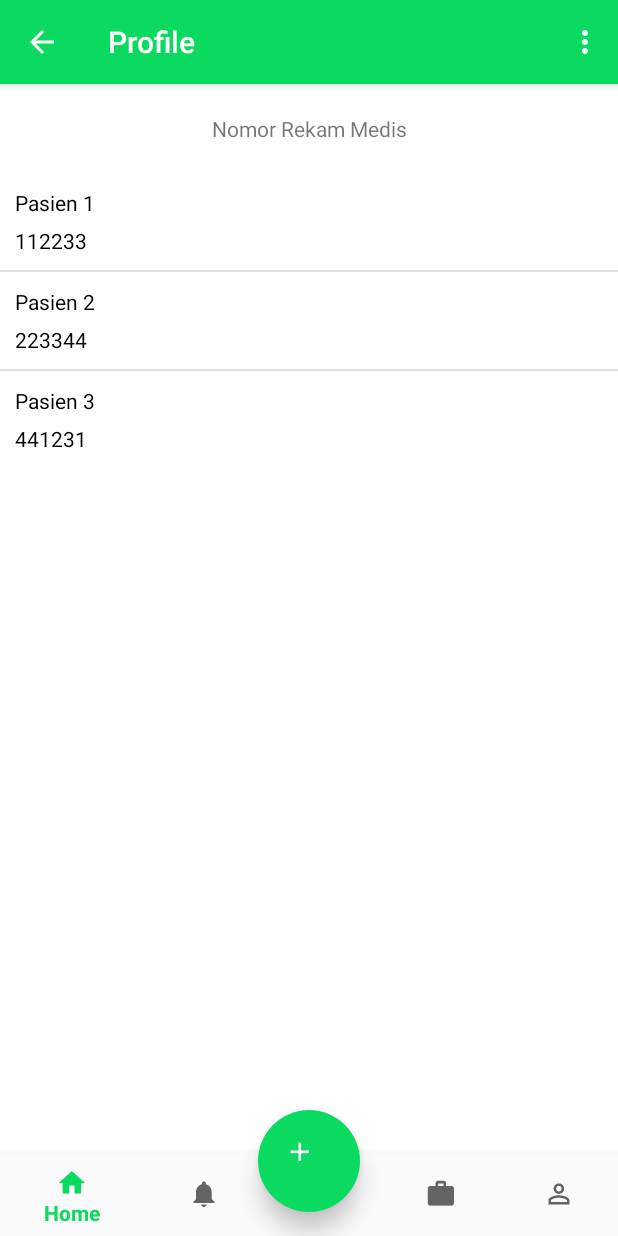
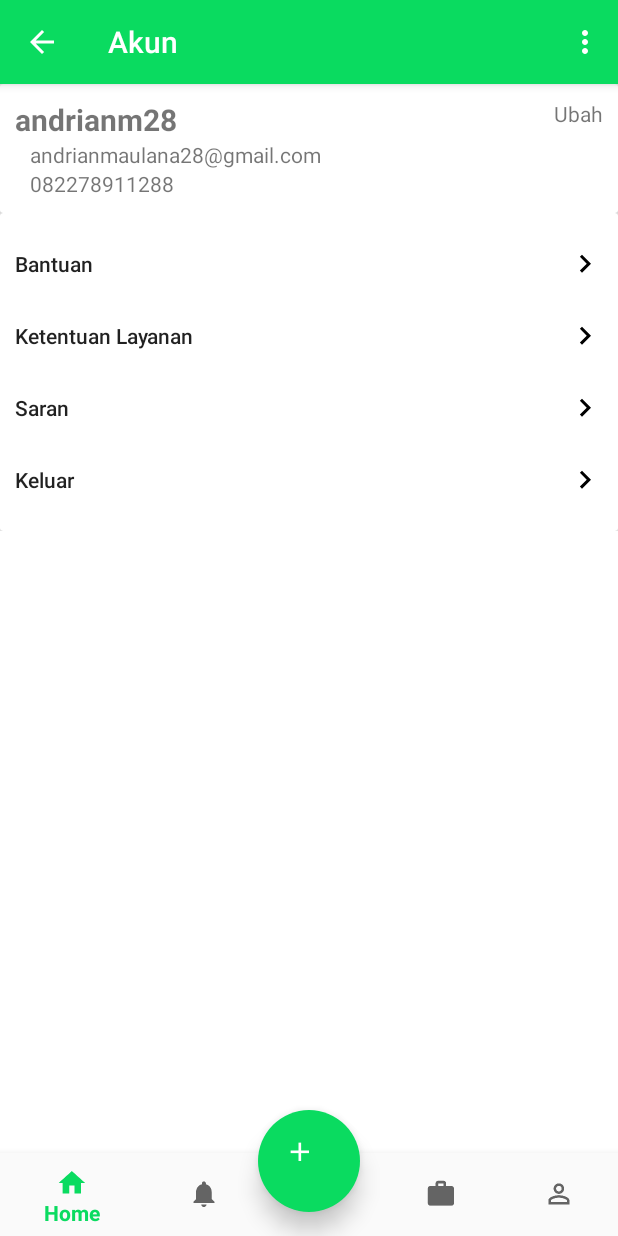
Before and after one commit to andrianm28/QhopesAndroid, an Android app: the fragment ProfilNavFragment placed in its activity, on a phone screen of 412 x 824 dp. Run offline under Robolectric (Android 15) with nearby library versions, the light colour scheme and no system bars; libraries missing offline, so code that uses them is left out: com.synnapps.carouselview; 3 statements that could not run were skipped.

Commit message:
frontend: profile nav

```diff
--- a/app/src/main/java/com/qtasnim/qhopes/Components.java
+++ b/app/src/main/java/com/qtasnim/qhopes/Components.java
@@ -17,7 +17,7 @@ public class Components {
 //                .setActionBarTitle(getString(R.string.title_diagnosis));
 //    }
 
-    private void centerTitle() {
+    public void centerTitle() {
         ArrayList<View> textViews = new ArrayList<>();
 
         if(textViews.size() > 0) {
--- a/app/src/main/java/com/qtasnim/qhopes/MenuHariIniFragment.java
+++ b/app/src/main/java/com/qtasnim/qhopes/MenuHariIniFragment.java
@@ -14,7 +14,7 @@ import android.widget.Button;
 import android.widget.TextView;
 
 import com.qtasnim.qhopes.adapters.MenuHariiniAdapter2;
-import com.qtasnim.qhopes.model.MenuHariiniModel;
+import com.qtasnim.qhopes.models.MenuHariiniModel;
 
 import java.text.SimpleDateFormat;
 import java.util.ArrayList;
--- a/app/src/main/java/com/qtasnim/qhopes/adapters/MenuHariiniAdapter.java
+++ b/app/src/main/java/com/qtasnim/qhopes/adapters/MenuHariiniAdapter.java
@@ -10,7 +10,7 @@ import android.widget.Button;
 import android.widget.TextView;
 
 import com.qtasnim.qhopes.R;
-import com.qtasnim.qhopes.model.MenuHariiniModel;
+import com.qtasnim.qhopes.models.MenuHariiniModel;
 
 import java.util.ArrayList;
 
--- a/app/src/main/java/com/qtasnim/qhopes/adapters/MenuHariiniAdapter2.java
+++ b/app/src/main/java/com/qtasnim/qhopes/adapters/MenuHariiniAdapter2.java
@@ -7,7 +7,7 @@ import android.view.ViewGroup;
 import android.widget.TextView;
 
 import com.qtasnim.qhopes.R;
-import com.qtasnim.qhopes.model.MenuHariiniModel;
+import com.qtasnim.qhopes.models.MenuHariiniModel;
 
 import java.util.ArrayList;
 
--- a/app/src/main/java/com/qtasnim/qhopes/adapters/ProfilAdapter.java
+++ b/app/src/main/java/com/qtasnim/qhopes/adapters/ProfilAdapter.java
@@ -9,7 +9,7 @@ import android.widget.ArrayAdapter;
 import android.widget.TextView;
 
 import com.qtasnim.qhopes.R;
-import com.qtasnim.qhopes.model.profilpasienmodel;
+import com.qtasnim.qhopes.models.profilpasienmodel;
 
 import java.util.ArrayList;
 
--- /dev/null
+++ b/app/src/main/java/com/qtasnim/qhopes/models/AkunModel.java
@@ -0,0 +1,41 @@
+package com.qtasnim.qhopes.models;
+
+public class AkunModel {
+    String username, useremail, userphone;
+
+    public AkunModel (
+            String username,
+            String useremail,
+            String userphone
+
+    ){
+        this.username = username;
+        this.useremail = useremail;
+        this.userphone = userphone;
+
+    }
+
+    public String getUsername() {
+        return username;
+    }
+
+    public void setUsername(String username) {
+        this.username = username;
+    }
+
+    public String getUseremail() {
+        return useremail;
+    }
+
+    public void setUseremail(String useremail) {
+        this.useremail = useremail;
+    }
+
+    public String getUserphone() {
+        return userphone;
+    }
+
+    public void setUserphone(String userphone) {
+        this.userphone = userphone;
+    }
+}
--- a/app/src/main/java/com/qtasnim/qhopes/model/MenuHariiniModel.java
+++ b/app/src/main/java/com/qtasnim/qhopes/models/MenuHariiniModel.java
@@ -1,14 +1,27 @@
-package com.qtasnim.qhopes.model;
+package com.qtasnim.qhopes.models;
 
 public class MenuHariiniModel {
 
     String nama_poliklinik, nama_dokter, jam_praktek, pasien_terdaftar, pasien_terlayani, kuota_pasien, pasien_checkin;
 
+    public MenuHariiniModel(
+            String nama_poliklinik,
+            String nama_dokter,
+            String jam_praktek,
+            String pasien_terdaftar,
+            String pasien_terlayani,
+            String kuota_pasien,
+            String pasien_checkin
+    ) {
+        this.nama_poliklinik = nama_poliklinik;
+        this.nama_dokter = nama_dokter;
+        this.jam_praktek = jam_praktek;
+        this.pasien_terdaftar = pasien_terdaftar;
+        this.pasien_terlayani = pasien_terlayani;
+        this.kuota_pasien = kuota_pasien;
+        this.pasien_checkin = pasien_checkin;
+    }
 
-//    private TextView
-//            mNamaDokter,
-//            mNamaPoliklinik,
-//            mDialogDokter,
 //            mDialogPoliklinik,
 
     public String getNama_poliklinik() {
@@ -62,7 +75,6 @@ public class MenuHariiniModel {
     public String getPasien_checkin() {
         return pasien_checkin;
     }
-
     public void setPasien_checkin(String pasien_checkin) {
         this.pasien_checkin = pasien_checkin;
     }
@@ -71,24 +83,7 @@ public class MenuHariiniModel {
 //            mPasienTerdaftar,
 //            mPasienMengantri,
 //            mJamPraktek,
+
 //            mCheckin;
 
-    public MenuHariiniModel(
-            String nama_poliklinik,
-            String nama_dokter,
-            String jam_praktek,
-            String pasien_terdaftar,
-            String pasien_terlayani,
-            String kuota_pasien,
-            String pasien_checkin
-            ) {
-        this.nama_poliklinik = nama_poliklinik;
-        this.nama_dokter = nama_dokter;
-        this.jam_praktek = jam_praktek;
-        this.pasien_terdaftar = pasien_terdaftar;
-        this.pasien_terlayani = pasien_terlayani;
-        this.kuota_pasien = kuota_pasien;
-        this.pasien_checkin = pasien_checkin;
-    }
-
 }
--- a/app/src/main/java/com/qtasnim/qhopes/model/profilpasienmodel.java
+++ b/app/src/main/java/com/qtasnim/qhopes/models/profilpasienmodel.java
@@ -1,4 +1,4 @@
-package com.qtasnim.qhopes.model;
+package com.qtasnim.qhopes.models;
 
 public class profilpasienmodel {
 
--- a/app/src/main/java/com/qtasnim/qhopes/navigation/fragments/ProfilNavFragment.java
+++ b/app/src/main/java/com/qtasnim/qhopes/navigation/fragments/ProfilNavFragment.java
@@ -3,10 +3,11 @@ package com.qtasnim.qhopes.navigation.fragments;
 import android.content.Context;
 import android.net.Uri;
 import android.os.Bundle;
+import android.support.annotation.NonNull;
+import android.support.annotation.Nullable;
 import android.support.design.widget.Snackbar;
 import android.support.v4.app.Fragment;
 import android.support.v4.app.FragmentTransaction;
-import android.support.v7.app.AppCompatActivity;
 import android.view.LayoutInflater;
 import android.view.MenuItem;
 import android.view.View;
@@ -15,10 +16,11 @@ import android.widget.AdapterView;
 import android.widget.ListView;
 import android.widget.TextView;
 
+import com.qtasnim.qhopes.R;
 import com.qtasnim.qhopes.activities.MainActivity;
-import com.qtasnim.qhopes.R;
 import com.qtasnim.qhopes.adapters.ProfilAdapter;
-import com.qtasnim.qhopes.model.profilpasienmodel;
+import com.qtasnim.qhopes.models.AkunModel;
+import com.qtasnim.qhopes.models.profilpasienmodel;
 
 import java.util.ArrayList;
 
@@ -41,6 +43,7 @@ public class ProfilNavFragment extends Fragment {
     private String mParam1;
     private String mParam2;
 
+    ArrayList<AkunModel> mAkunModel = new ArrayList<AkunModel>();
     ArrayList<profilpasienmodel> mMenuHariinisData;
     ListView lv;
     private static ProfilAdapter adapter;
@@ -107,30 +110,30 @@ public class ProfilNavFragment extends Fragment {
                              Bundle savedInstanceState) {
         // Inflate the layout for this fragment
         View rootView =inflater.inflate(R.layout.fragment_nav_profil, container, false);
-        ((AppCompatActivity)getActivity()).getSupportActionBar().show();
+        ((MainActivity) getActivity())
+                .setActionBarTitle(getString(R.string.title_akun));
+        ((MainActivity) getActivity()).getSupportActionBar().setDisplayHomeAsUpEnabled(true);
+        return rootView;
+    }
 
-        // Set title bar
-        ((MainActivity) getActivity())
-                .setActionBarTitle(getString(R.string.title_profil));
+    private void initData(){
+        mAkunModel.add(new AkunModel("andrianm28","andrianmaulana28@gmail.com","082278911288"));
+    }
 
-        ((MainActivity) getActivity()).getSupportActionBar().setDisplayHomeAsUpEnabled(true);
+    @Override
+    public void onViewCreated(@NonNull View view, @Nullable Bundle savedInstanceState) {
+        super.onViewCreated(view, savedInstanceState);
 
-        lv=(ListView)rootView.findViewById(R.id.listprofil);
-        titleprofil = (TextView) rootView.findViewById(R.id.title_dataprofil);
-       titleprofil.setText("Nomor Rekam Medis");
-        mMenuHariinisData= new ArrayList<>();
+        initData();
+        TextView mUsername,mUseremail,mUserphone;
+        mUsername = getView().findViewById(R.id.tv_username);
+        mUseremail = getView().findViewById(R.id.tv_useremail);
+        mUserphone = getView().findViewById(R.id.tv_userphone);
 
-        mMenuHariinisData.add(new profilpasienmodel("Pasien 1", "112233"));
-        mMenuHariinisData.add(new profilpasienmodel("Pasien 2", "223344"));
-        mMenuHariinisData.add(new profilpasienmodel("Pasien 3", "441231"));
+        mUsername.setText(mAkunModel.get(0).getUsername());
+        mUseremail.setText(mAkunModel.get(0).getUseremail());
+        mUserphone.setText(mAkunModel.get(0).getUserphone());
 
-
-        adapter = new ProfilAdapter(mMenuHariinisData, rootView.getContext());
-
-        lv.setAdapter(adapter);
-
-        lv_profilonclick();
-        return rootView;
     }
 
     public void lv_profilonclick()
--- /dev/null
+++ b/app/src/main/res/drawable/ic_keyboard_arrow_right_black_24dp.xml
@@ -0,0 +1,9 @@
+<vector xmlns:android="http://schemas.android.com/apk/res/android"
+        android:width="24dp"
+        android:height="24dp"
+        android:viewportWidth="24.0"
+        android:viewportHeight="24.0">
+    <path
+        android:fillColor="#FF000000"
+        android:pathData="M8.59,16.34l4.58,-4.59 -4.58,-4.59L10,5.75l6,6 -6,6z"/>
+</vector>
--- a/app/src/main/res/layout/fragment_nav_profil.xml
+++ b/app/src/main/res/layout/fragment_nav_profil.xml
@@ -5,35 +5,114 @@
     android:layout_height="match_parent"
     tools:context="com.qtasnim.qhopes.navigation.fragments.ProfilNavFragment">
 
+    <LinearLayout
+        android:layout_width="match_parent"
+        android:layout_height="match_parent"
+        android:orientation="vertical">
+
         <!-- TODO: Update blank fragment layout -->
+        <android.support.v7.widget.CardView
+            android:layout_width="match_parent"
+            android:layout_height="wrap_content"
+            android:padding="10dp">
 
-<LinearLayout
+            <RelativeLayout
+                android:layout_width="match_parent"
+                android:layout_height="wrap_content"
+                android:padding="10dp">
+                <TextView
+                    android:id="@+id/tv_username"
                     android:layout_width="wrap_content"
                     android:layout_height="wrap_content"
-    android:orientation="vertical"
-    >
+                    android:layout_alignParentTop="true"
+                    android:layout_alignParentStart="true"
+                    android:text="Usup Supriadi"
+                    android:textStyle="bold"
+                    android:textSize="20sp"
+                    />
 
                 <TextView
+                    android:id="@+id/tv_useremail"
+                    android:layout_width="wrap_content"
+                    android:layout_height="wrap_content"
+                    android:layout_marginStart="10dp"
+                    android:layout_alignParentStart="true"
+                    android:layout_below="@id/tv_username"
+                    android:text="usupsupriadi01@gmail.com"/>
+
+                <TextView
+                    android:id="@+id/tv_userphone"
+                    android:layout_width="wrap_content"
+                    android:layout_height="wrap_content"
+                    android:layout_marginStart="10dp"
+                    android:layout_alignParentStart="true"
+                    android:layout_below="@id/tv_useremail"
+                    android:text="+82278911288"
+                    android:gravity="center" />
+
+                <TextView
+                    android:id="@+id/btn_ubah"
+                    android:layout_width="wrap_content"
+                    android:layout_height="wrap_content"
+                    android:text="Ubah"
+                    android:layout_alignParentEnd="true"
+                    android:layout_alignParentTop="true"/>
+            </RelativeLayout>
+        </android.support.v7.widget.CardView>
+
+        <!-- TODO: Update blank fragment layout -->
+        <android.support.v7.widget.CardView
+            android:layout_width="match_parent"
+            android:layout_height="wrap_content">
+            <LinearLayout
                 android:layout_width="match_parent"
                 android:layout_height="wrap_content"
-      android:gravity="center"
-      android:id="@+id/title_dataprofil"
-      android:text="Test"
-      android:layout_marginBottom="20dp"
-      android:layout_marginTop="20dp"
-      />
+                android:padding="10dp"
+                android:orientation="vertical">
+                <Button
+                    android:id="@+id/btn_bantuan"
+                    android:layout_width="match_parent"
+                    android:layout_height="wrap_content"
+                    android:text="Bantuan"
+                    android:textAllCaps="false"
+                    android:textAlignment="viewStart"
+                    android:background="@android:color/transparent"
+                    android:drawableRight="@drawable/ic_keyboard_arrow_right_black_24dp"/>
 
-    <ListView
-        android:id="@+id/listprofil"
-        android:layout_width="wrap_content"
+                <Button
+                    android:id="@+id/btn_terms"
+                    android:layout_width="match_parent"
                     android:layout_height="wrap_content"
+                    android:text="Ketentuan Layanan"
+                    android:textAllCaps="false"
+                    android:textAlignment="viewStart"
+                    android:background="@android:color/transparent"
+                    android:drawableRight="@drawable/ic_keyboard_arrow_right_black_24dp"/>
 
-         />
+                <Button
+                    android:id="@+id/btn_saran"
+                    android:layout_width="match_parent"
+                    android:layout_height="wrap_content"
+                    android:text="Saran"
+                    android:textAllCaps="false"
+                    android:textAlignment="viewStart"
+                    android:background="@android:color/transparent"
+                    android:drawableRight="@drawable/ic_keyboard_arrow_right_black_24dp"/>
+
+                <Button
+                    android:id="@+id/btn_keluar"
+                    android:layout_width="match_parent"
+                    android:layout_height="wrap_content"
+                    android:text="Keluar"
+                    android:textAllCaps="false"
+                    android:textAlignment="viewStart"
+                    android:background="@android:color/transparent"
+                    android:drawableRight="@drawable/ic_keyboard_arrow_right_black_24dp"/>
+            </LinearLayout>
+        </android.support.v7.widget.CardView>
+
 
     </LinearLayout>
 
 
-
-
-
 </FrameLayout>
--- a/app/src/main/res/menu/navigation.xml
+++ b/app/src/main/res/menu/navigation.xml
@@ -22,6 +22,6 @@
     <item
         android:id="@+id/navigation_akun"
         android:icon="@mipmap/ic_button_nav_profil"
-        android:title="@string/title_profil" />
+        android:title="@string/title_akun" />
 
 </menu>
--- a/app/src/main/res/values/strings.xml
+++ b/app/src/main/res/values/strings.xml
@@ -4,7 +4,7 @@
     <string name="title_myappointment">My Appointment</string>
     <string name="title_pendaftaran"></string>
     <string name="title_diagnosis">Diagnosis</string>
-    <string name="title_profil">Profile</string>
+    <string name="title_akun">Akun</string>
     <string name="title_menu_hariini">Jadwal hari ini</string>
 
     <!-- TODO: Remove or change this placeholder text -->
```
Lines whose indentation alone changed are shown as unchanged.
